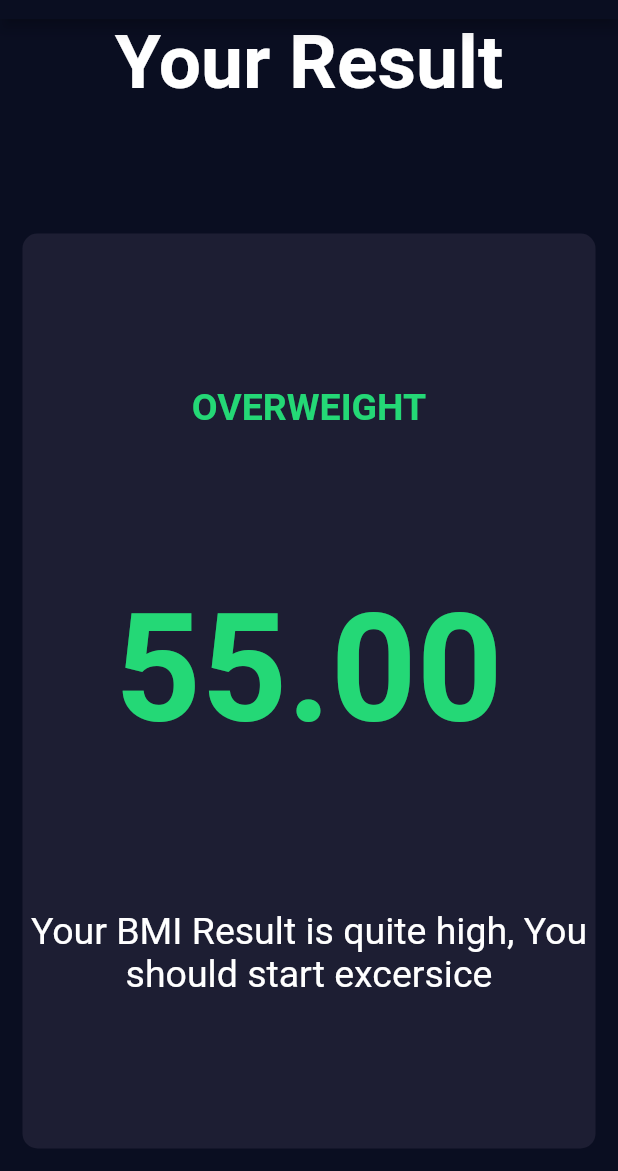
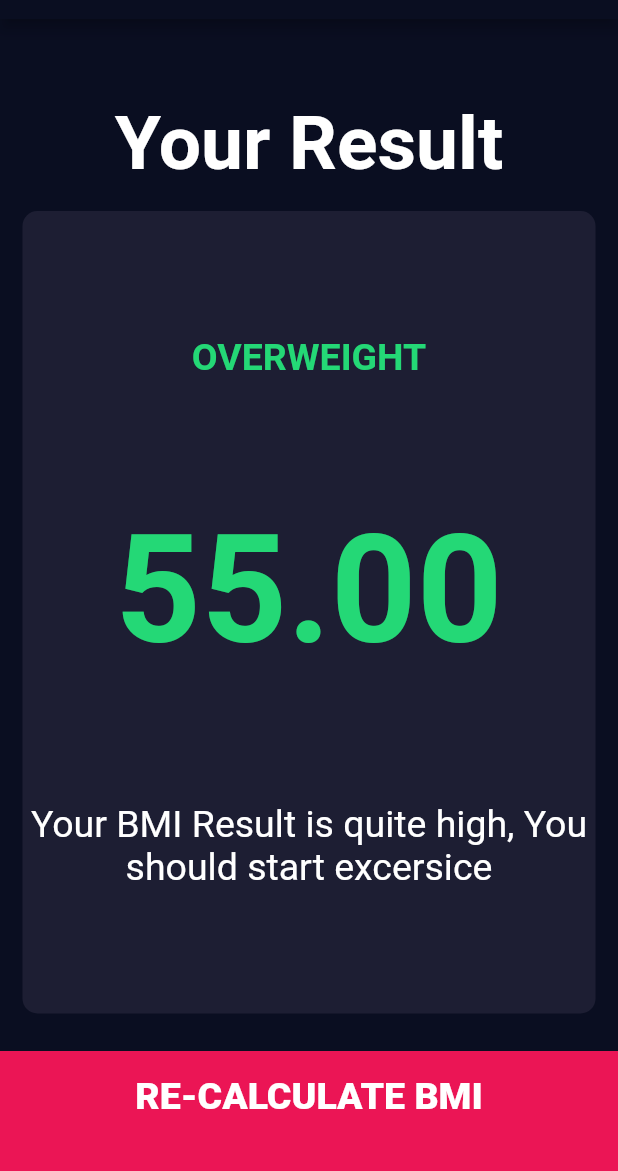
Before and after one commit to patelprashant/flutter_bmi_calculator, a Flutter app: the ResultsPage screen opened directly, on a phone screen of 412 x 824 dp, the part 65-1236 px from its top. Run offline on Flutter 3.47's test engine with Material 2 defaults, Android fonts, the phone set to English and light mode, and no system bars; our stand-ins replace font_awesome_flutter.

Commit message:
Refactored UI

```diff
--- a/lib/screens/result_page.dart
+++ b/lib/screens/result_page.dart
@@ -1,5 +1,6 @@
 import 'package:flutter/material.dart';
 import 'package:flutter_bmi_calculator/components/reusable_card.dart';
+import 'package:flutter_bmi_calculator/components/user_action_button.dart';
 import 'package:flutter_bmi_calculator/constants.dart';
 
 class ResultsPage extends StatelessWidget {
@@ -14,10 +15,13 @@ class ResultsPage extends StatelessWidget {
         crossAxisAlignment: CrossAxisAlignment.stretch,
         children: <Widget>[
           Expanded(
-            child: Text(
-              'Your Result',
-              style: kTitleTextStyle,
-              textAlign: TextAlign.center,
+            child: Container(
+              alignment: Alignment.bottomCenter,
+              child: Text(
+                'Your Result',
+                style: kTitleTextStyle,
+                textAlign: TextAlign.center,
+              ),
             ),
           ),
           Expanded(
@@ -45,6 +49,12 @@ class ResultsPage extends StatelessWidget {
               ),
             ),
           ),
+          UserActionButton(
+            buttonTitle: 'Re-Calculate BMI',
+            onTap: () {
+              Navigator.pop(context);
+            },
+          ),
         ],
       ),
     );
```
